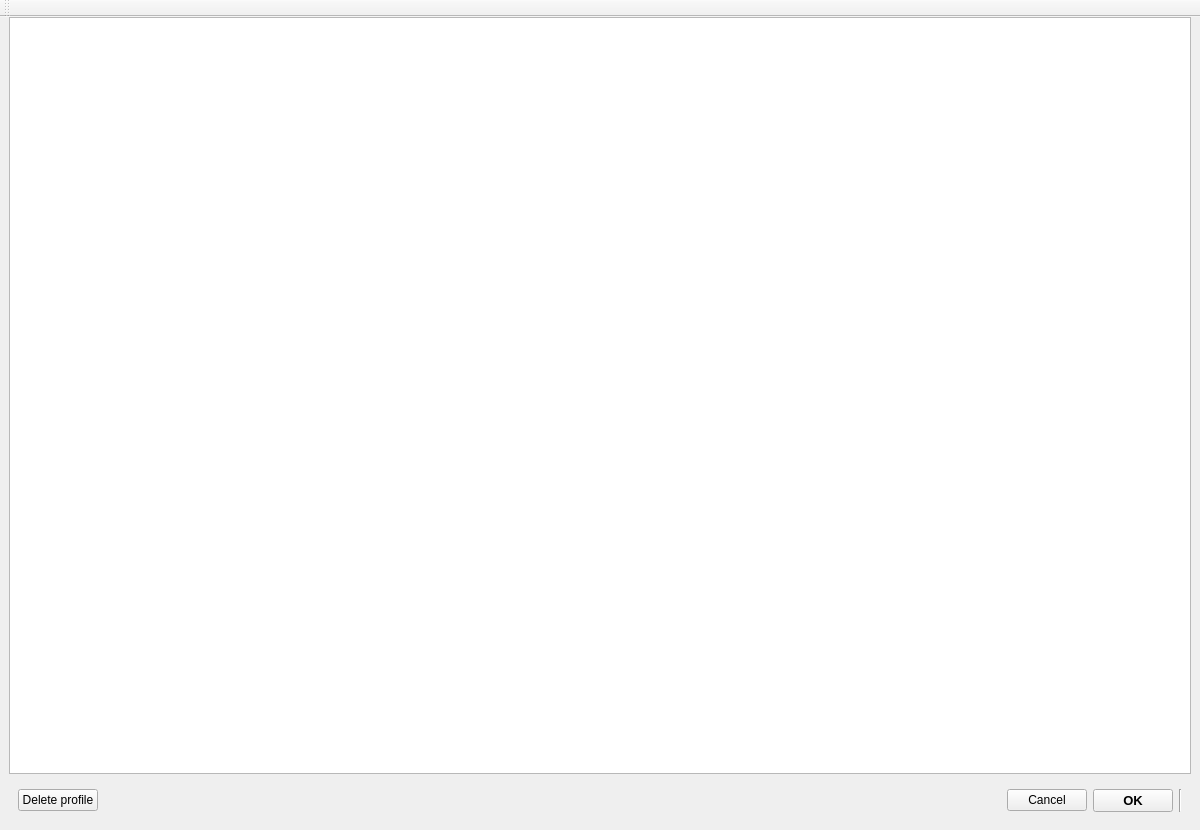
This is src/ui/TailoringWindow.ui in eurolinux-enterprise-linux-sources/scap-workbench as Qt 5 draws it before an edit. The edited form follows.
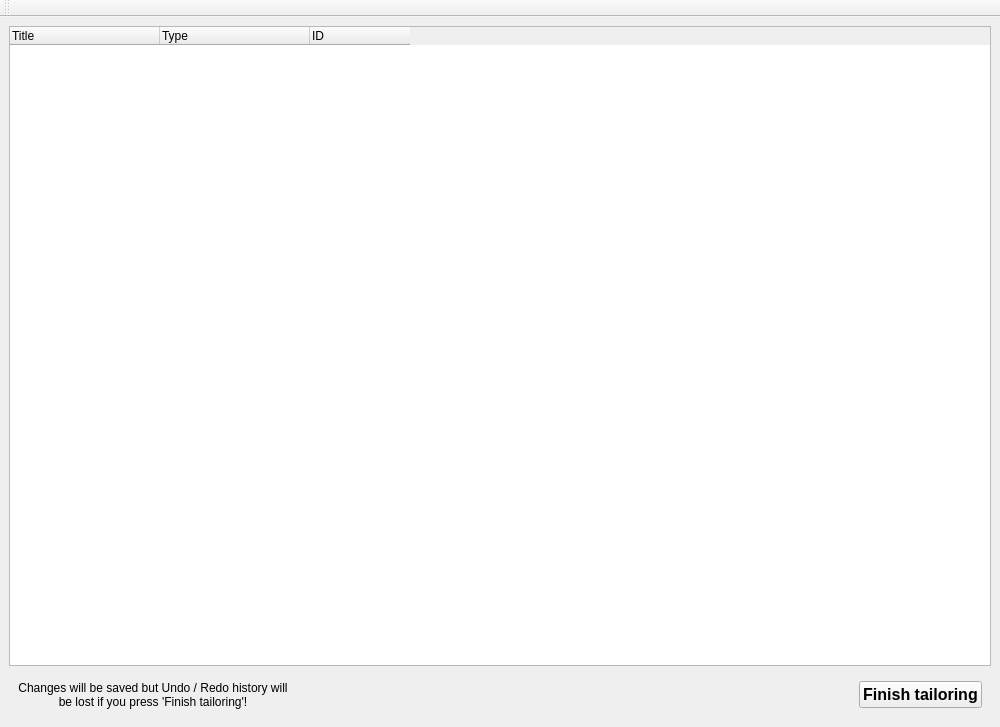
This is the edited form.

The edit to the form file:
```diff
--- a/src/ui/TailoringWindow.ui
+++ b/src/ui/TailoringWindow.ui
@@ -9,8 +9,8 @@
    <rect>
     <x>0</x>
     <y>0</y>
-    <width>1200</width>
-    <height>830</height>
+    <width>1000</width>
+    <height>727</height>
    </rect>
   </property>
   <property name="windowTitle">
@@ -18,38 +18,8 @@
   </property>
   <widget class="QWidget" name="centralwidget">
    <layout class="QVBoxLayout" name="verticalLayout">
-    <property name="topMargin">
-     <number>0</number>
-    </property>
     <item>
      <widget class="QTreeWidget" name="itemsTree">
-      <property name="horizontalScrollBarPolicy">
-       <enum>Qt::ScrollBarAsNeeded</enum>
-      </property>
-      <property name="alternatingRowColors">
-       <bool>false</bool>
-      </property>
-      <property name="iconSize">
-       <size>
-        <width>22</width>
-        <height>22</height>
-       </size>
-      </property>
-      <property name="textElideMode">
-       <enum>Qt::ElideNone</enum>
-      </property>
-      <property name="uniformRowHeights">
-       <bool>true</bool>
-      </property>
-      <property name="wordWrap">
-       <bool>false</bool>
-      </property>
-      <property name="columnCount">
-       <number>2</number>
-      </property>
-      <attribute name="headerVisible">
-       <bool>false</bool>
-      </attribute>
       <attribute name="headerDefaultSectionSize">
        <number>150</number>
       </attribute>
@@ -63,7 +33,12 @@
       </column>
       <column>
        <property name="text">
-        <string/>
+        <string>Type</string>
+       </property>
+      </column>
+      <column>
+       <property name="text">
+        <string>ID</string>
        </property>
       </column>
      </widget>
@@ -72,12 +47,15 @@
      <widget class="QWidget" name="widget" native="true">
       <layout class="QHBoxLayout" name="horizontalLayout">
        <item>
-        <widget class="QPushButton" name="deleteProfileButton">
-         <property name="toolTip">
-          <string>Closes this window, discards any changes and deletes the profile that was being customized.</string>
-         </property>
+        <widget class="QLabel" name="label">
          <property name="text">
-          <string>Delete profile</string>
+          <string>Changes will be saved but Undo / Redo history will be lost if you press 'Finish tailoring'!</string>
+         </property>
+         <property name="alignment">
+          <set>Qt::AlignCenter</set>
+         </property>
+         <property name="wordWrap">
+          <bool>true</bool>
          </property>
         </widget>
        </item>
@@ -95,20 +73,10 @@
         </spacer>
        </item>
        <item>
-        <widget class="QPushButton" name="cancelButton">
-         <property name="toolTip">
-          <string>Closes this window and discards all changes.</string>
-         </property>
-         <property name="text">
-          <string>Cancel</string>
-         </property>
-        </widget>
-       </item>
-       <item>
-        <widget class="QPushButton" name="confirmButton">
+        <widget class="QPushButton" name="finishButton">
          <property name="font">
           <font>
-           <pointsize>10</pointsize>
+           <pointsize>12</pointsize>
            <weight>75</weight>
            <bold>true</bold>
           </font>
@@ -117,14 +85,7 @@
           <string>Confirms customization, returns to the main window.</string>
          </property>
          <property name="text">
-          <string>OK</string>
-         </property>
-        </widget>
-       </item>
-       <item>
-        <widget class="Line" name="line">
-         <property name="orientation">
-          <enum>Qt::Vertical</enum>
+          <string>Finish tailoring</string>
          </property>
         </widget>
        </item>
@@ -145,13 +106,7 @@
   </widget>
   <widget class="QToolBar" name="toolBar">
    <property name="windowTitle">
-    <string>Toolbar</string>
-   </property>
-   <property name="iconSize">
-    <size>
-     <width>32</width>
-     <height>32</height>
-    </size>
+    <string>toolBar</string>
    </property>
    <attribute name="toolBarArea">
     <enum>TopToolBarArea</enum>
```
Left out of the diff: 9 changed lines with no effect on the pictures.
